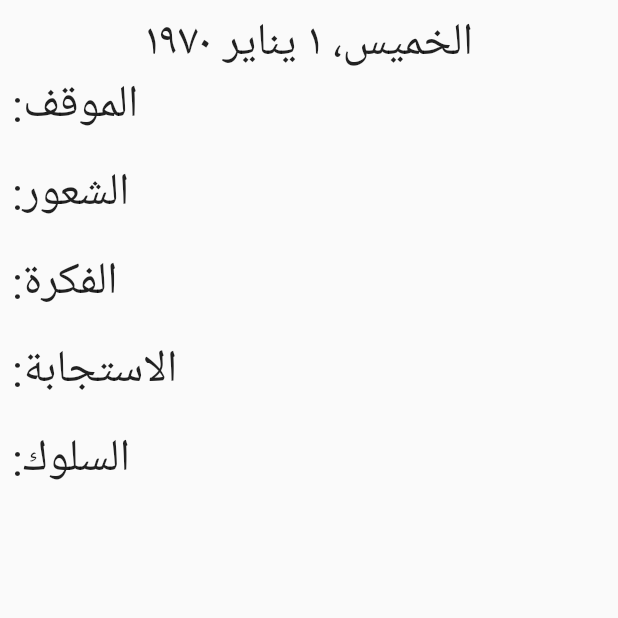
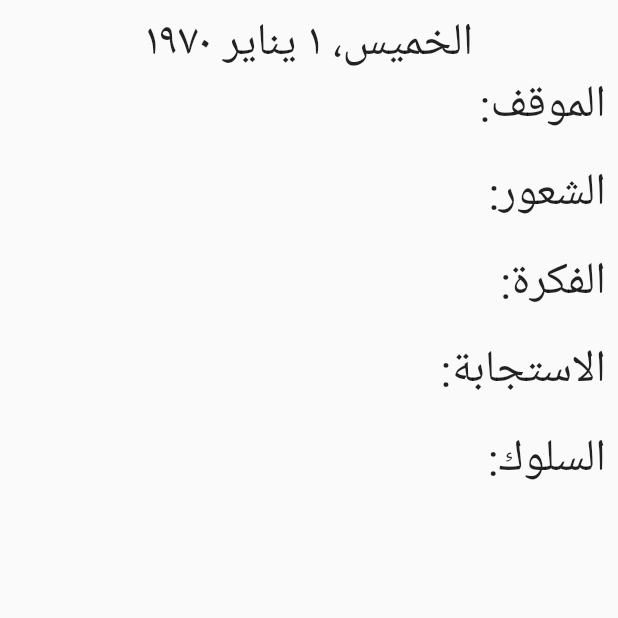
Before and after one commit to AhmedNasrHarg/RafiQy, a Flutter app: the SituationDetails screen opened directly with empty values, on a phone screen of 412 x 824 dp, the top half of it. Run offline on Flutter 3.47's test engine with Material 2 defaults, Android fonts, the phone set to English and light mode, and no system bars; our stand-ins replace auto_size_text, cached_network_image, carousel_slider, chewie, cloud_firestore, connectivity and 16 more; missing offline and left inert: animator; accounts and stored records are empty; statements that could not run were skipped; project files that could hold a hidden picture were left out.

Commit message:
update notes and situations ui

```diff
--- a/fluttershare/fluttershare-master/lib/pages/situation-details.dart
+++ b/fluttershare/fluttershare-master/lib/pages/situation-details.dart
@@ -72,7 +72,8 @@ class _SituationDetailsState extends State<SituationDetails> {
           height: 1000,
           child: SingleChildScrollView(
             child: Column(
-              crossAxisAlignment: CrossAxisAlignment.end,
+              crossAxisAlignment: Localizations.localeOf(context).languageCode == "ar"
+                  ?CrossAxisAlignment.start:CrossAxisAlignment.end,
               children: <Widget>[
                 FutureBuilder(
                   future: dateToArabic(
```
Also changed, not shown: fluttershare/fluttershare-master/lib/pages/note_page.dart (+8 -6 lines).
